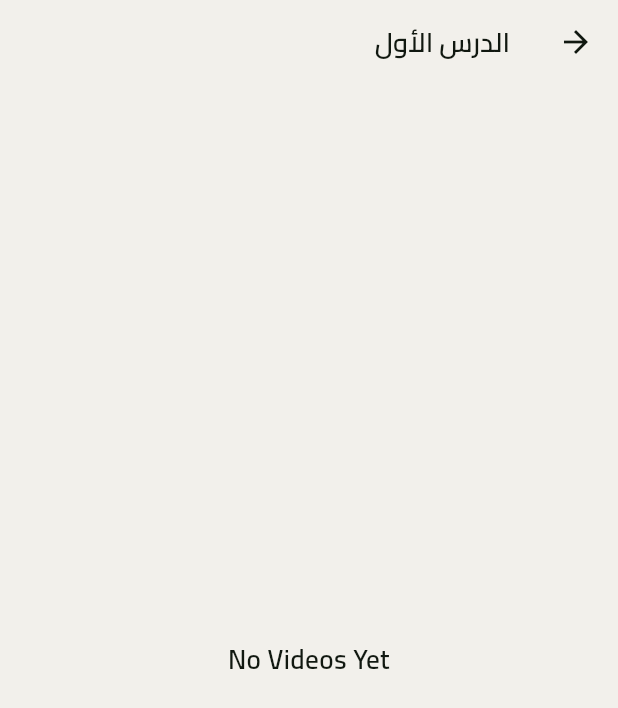
After one commit to MahmoudEldeeb10/durosy, a Flutter app: the screen it shows after launch, after a tap on "الوحدة الأولى", after a tap on "الدرس الأول", on a phone screen of 412 x 824 dp. The commit adds this screen. Shown: the top 708 px of the screen. Run offline on Flutter 3.47's test engine with Material 3 defaults, Android fonts, the phone set to English and light mode, and no system bars.

Commit message:
create videos view

```diff
--- a/lib/features/home/presentation/view/widgets/custom_expansion_tile.dart
+++ b/lib/features/home/presentation/view/widgets/custom_expansion_tile.dart
@@ -1,3 +1,4 @@
+import 'package:durosy/features/videos/presentation/view/videos_view.dart';
 import 'package:flutter/material.dart';
 
 class CustomExpansionTile extends StatelessWidget {
@@ -18,40 +19,85 @@ class CustomExpansionTile extends StatelessWidget {
         title: title,
 
         children: [
-          ListTile(
+          GestureDetector(
+            onTap: () {
+              Navigator.push(
+                context,
+                MaterialPageRoute(
+                  builder: (context) =>
+                      (VideosView(lessonTitle: 'الدرس الأول')),
+                ),
+              );
+            },
+
+            child: ListTile(
               iconColor: Colors.red.shade400,
               leading: Icon(Icons.video_library),
               title: Text('الدرس الأول'),
+            ),
           ),
           ListTile(
             iconColor: Colors.blue.shade400,
             leading: Icon(Icons.assignment),
             title: Text('الامتحان الأول'),
           ),
-          ListTile(
+          GestureDetector(
+            onTap: () {
+              Navigator.push(
+                context,
+                MaterialPageRoute(
+                  builder: (context) =>
+                      (VideosView(lessonTitle: 'الدرس الثاني')),
+                ),
+              );
+            },
+            child: ListTile(
               iconColor: Colors.red.shade400,
               leading: Icon(Icons.video_library),
               title: Text('الدرس الثاني'),
+            ),
           ),
           ListTile(
             iconColor: Colors.blue.shade400,
             leading: Icon(Icons.assignment),
             title: Text('الامتحان الثاني'),
           ),
-          ListTile(
+          GestureDetector(
+            onTap: () {
+              Navigator.push(
+                context,
+                MaterialPageRoute(
+                  builder: (context) =>
+                      (VideosView(lessonTitle: 'الدرس الثالث')),
+                ),
+              );
+            },
+            child: ListTile(
               iconColor: Colors.red.shade400,
               leading: Icon(Icons.video_library),
               title: Text('الدرس الثالث'),
+            ),
           ),
           ListTile(
             iconColor: Colors.blue.shade400,
             leading: Icon(Icons.assignment),
             title: Text('الامتحان الثالث'),
           ),
-          ListTile(
+          GestureDetector(
+            onTap: () {
+              Navigator.push(
+                context,
+                MaterialPageRoute(
+                  builder: (context) =>
+                      (VideosView(lessonTitle: 'الدرس الرابع')),
+                ),
+              );
+            },
+            child: ListTile(
               leading: Icon(Icons.video_library),
               iconColor: Colors.red.shade400,
               title: Text('الدرس الرابع'),
+            ),
           ),
           ListTile(
             leading: Icon(Icons.assignment),
--- /dev/null
+++ b/lib/features/videos/presentation/view/videos_view.dart
@@ -0,0 +1,16 @@
+import 'package:durosy/core/constants/styles.dart';
+import 'package:flutter/material.dart';
+
+class VideosView extends StatelessWidget {
+    final String lessonTitle;
+
+  const VideosView({super.key, required this.lessonTitle});
+
+  @override
+  Widget build(BuildContext context) {
+    return Scaffold(
+      appBar: AppBar(title: Text(lessonTitle, style: AppStyles.textStyle18)),
+      body: Center(child: Text('No Videos Yet', style: AppStyles.textStyle18)),
+    );
+  }
+}
```
Lines whose indentation alone changed are shown as unchanged.
